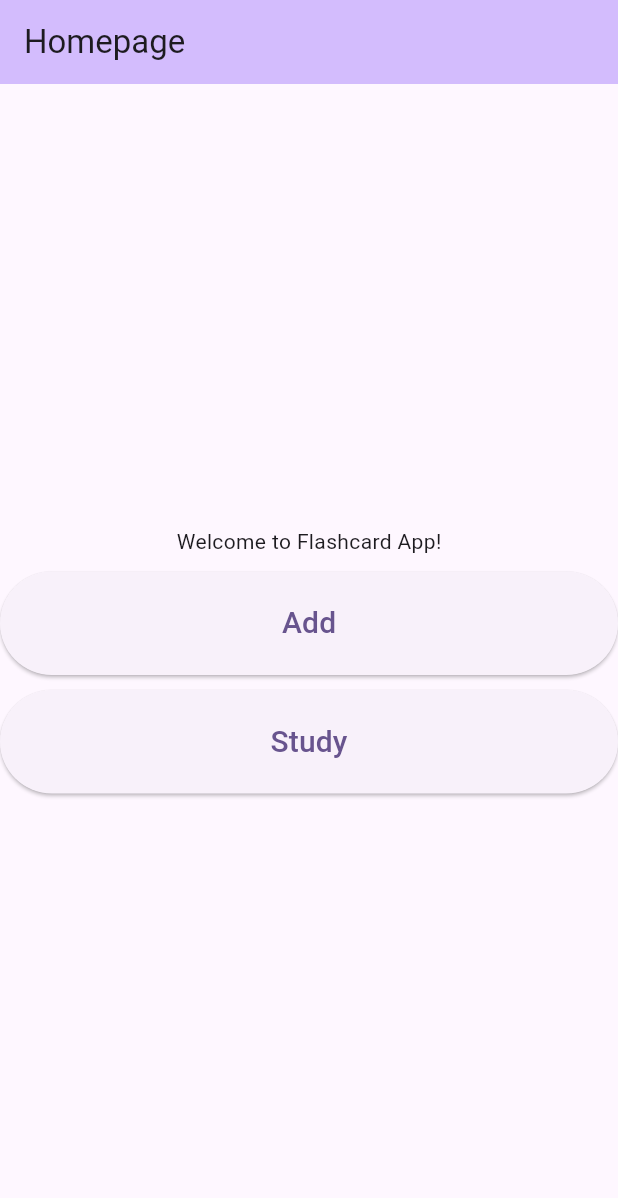
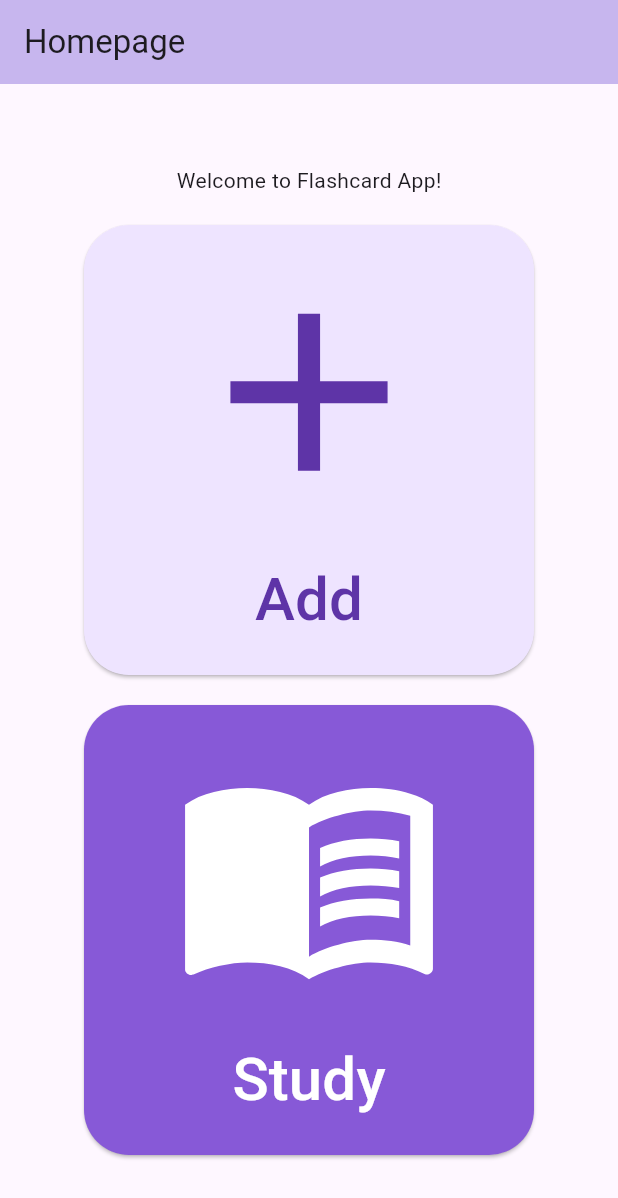
Before and after one commit to rheasridhar/MAD_Project1, a Flutter app: the screen it shows after launch, on a phone screen of 412 x 824 dp. Shown: the top 1198 px of the screen. Run offline on Flutter 3.47's test engine with Material 3 defaults, Android fonts, the phone set to English and light mode, and no system bars; our stand-ins replace flip_card, sqflite; accounts and stored records are empty.

Commit message:
updated landing page

```diff
--- a/flashcard_app/lib/main.dart
+++ b/flashcard_app/lib/main.dart
@@ -36,7 +36,7 @@ class MyHomePage extends StatelessWidget {
   Widget build(BuildContext context) {
     return Scaffold(
       appBar: AppBar(
-        backgroundColor: Theme.of(context).colorScheme.inversePrimary,
+        backgroundColor: const Color(0xFFC7B6EE),
         title: Text(title),
       ),
       body: Center(
@@ -46,48 +46,76 @@ class MyHomePage extends StatelessWidget {
             const Text(
               'Welcome to Flashcard App!',
             ),
-            const SizedBox(height: 10),
-            ElevatedButton(
+            const SizedBox(height: 20),
+            SizedBox(
+              width: 300,
+              height: 300,
+              child: ElevatedButton(
                 onPressed: () {
                   Navigator.push(
                     context,
                     MaterialPageRoute(
-                      builder: (context) => const CreateSetScreen()),
+                      builder: (context) => const CreateSetScreen(),
+                    ),
                   );
                 },
-              child: const SizedBox(
-                width: double.infinity,
-                child: Padding(
-                  padding: EdgeInsets.all(20.0),
-                  child: Center(
-                    child: Text(
+                style: ElevatedButton.styleFrom(
+                  backgroundColor: const Color.fromARGB(255, 238, 228, 255),
+                  shape: RoundedRectangleBorder(
+                    borderRadius: BorderRadius.circular(30),
+                  ),
+                ),
+                child: const Column(
+                  mainAxisAlignment: MainAxisAlignment.center,
+                  children: [
+                    Icon(
+                      Icons.add,
+                      size: 180,
+                      color: Color.fromARGB(255, 94, 52, 167),
+                    ),
+                    SizedBox(height: 20),
+                    Text(
                       'Add',
-                      style: TextStyle(fontSize: 20),
+                      style: TextStyle(fontSize: 40, color: Color.fromARGB(255, 94, 52, 167)),
+                    ),
+                  ],
                 ),
               ),
             ),
-              ),
-            ),
-            const SizedBox(height: 10),
-            ElevatedButton(
+            const SizedBox(height: 20),
+            SizedBox(
+              width: 300,
+              height: 300,
+              child: ElevatedButton(
                 onPressed: () {
                   Navigator.push(
                     context,
                     MaterialPageRoute(
-                    builder: (context) => FlashcardsScreen(dbHelper: dbHelper),
+                      builder: (context) =>
+                          FlashcardsScreen(dbHelper: dbHelper),
                     ),
                   );
                 },
-              child: const SizedBox(
-                width: double.infinity,
-                child: Padding(
-                  padding: EdgeInsets.all(20.0),
-                  child: Center(
-                    child: Text(
-                      'Study',
-                      style: TextStyle(fontSize: 20),
+                style: ElevatedButton.styleFrom(
+                  backgroundColor: const Color.fromARGB(255, 135, 89, 215),
+                  shape: RoundedRectangleBorder(
+                    borderRadius: BorderRadius.circular(30),
                   ),
                 ),
+                child: const Column(
+                  mainAxisAlignment: MainAxisAlignment.center,
+                  children: [
+                    Icon(
+                      Icons.menu_book,
+                      size: 180,
+                      color: Colors.white,
+                    ),
+                    SizedBox(height: 20),
+                    Text(
+                      'Study',
+                      style: TextStyle(fontSize: 40, color: Colors.white),
+                    ),
+                  ],
                 ),
               ),
             ),
@@ -97,6 +125,7 @@ class MyHomePage extends StatelessWidget {
     );
   }
 }
+
 
 /* CREATE SET SCREEN */
 class CreateSetScreen extends StatefulWidget {
```
Lines whose indentation alone changed are shown as unchanged.
